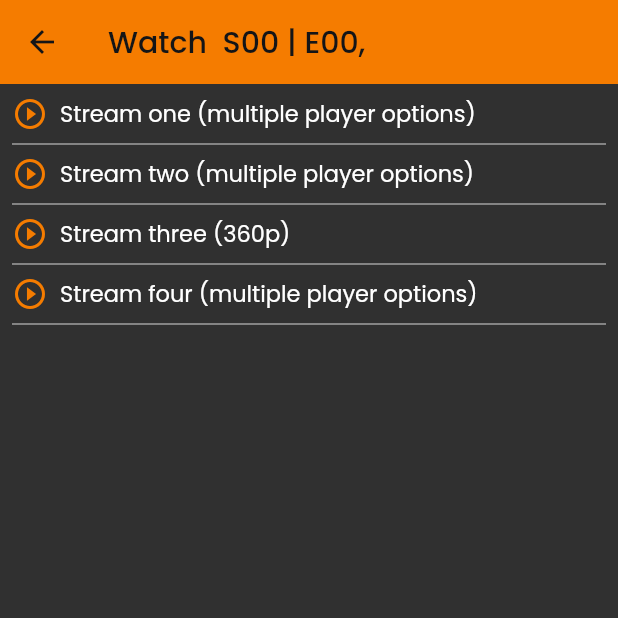
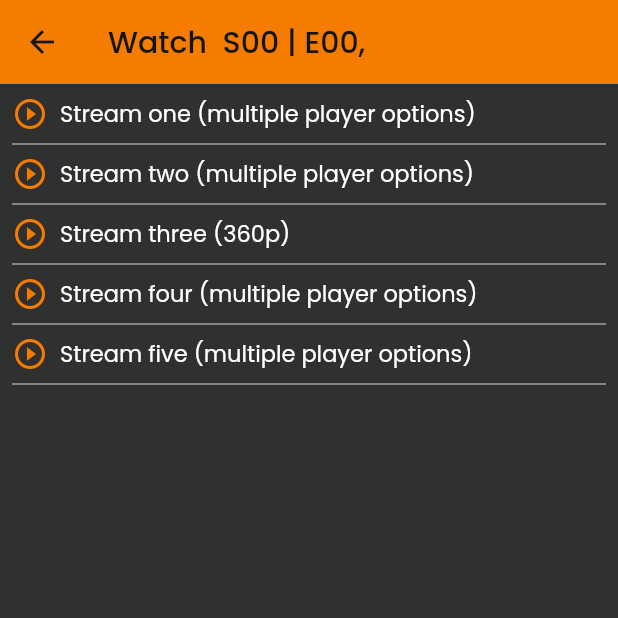
Before and after one commit to BeamlakAschalew/flixquest, a Flutter app: the TVStreamSelect screen opened directly with empty values, on a phone screen of 412 x 824 dp, the top half of it. Run offline on Flutter 3.47's test engine with Material 2 defaults, Android fonts, the light colour scheme and no system bars; our stand-ins replace animated_text_kit, cached_network_image, carousel_slider, font_awesome_flutter, readmore, share_plus and 1 more; missing offline and left inert: flutter_inappwebview, mixpanel_flutter; accounts and stored records are empty.

Commit message:
Update tv_stream_select.dart

```diff
--- a/lib/screens/tv_stream_select.dart
+++ b/lib/screens/tv_stream_select.dart
@@ -50,7 +50,7 @@ class TVStreamSelect extends StatelessWidget {
                     StreamListWidget(
                       streamName: 'Stream one (multiple player options)',
                       streamLink:
-                          'https://www.2embed.ru/embed/tmdb/tv?id=$tvSeriesId&s=$seasonNumber&e=$episodeNumber',
+                          'https://2embed.org/embed/series?tmdb=$tvSeriesId&sea=$seasonNumber&epi=$episodeNumber',
                     ),
                     StreamListWidget(
                       streamName: 'Stream two (multiple player options)',
@@ -64,6 +64,11 @@ class TVStreamSelect extends StatelessWidget {
                     ),
                     StreamListWidget(
                       streamName: 'Stream four (multiple player options)',
+                      streamLink:
+                          'https://openvids.io/tmdb/episode/$tvSeriesId-$seasonNumber-$episodeNumber',
+                    ),
+                    StreamListWidget(
+                      streamName: 'Stream five (multiple player options)',
                       streamLink:
                           'https://fsapi.xyz/tv-tmdb/$tvSeriesId-$seasonNumber-$episodeNumber',
                     ),
```
